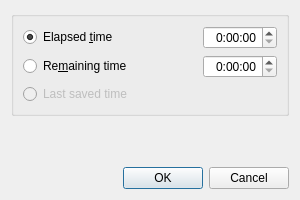
Above: department/settimedialog.ui from SFr682k/fightclub before the change. Below: the same form after it.
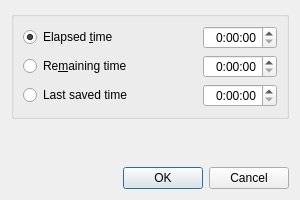
That is the form after the change.

Commit message: Enable saving time

Patch:
```diff
--- a/department/settimedialog.ui
+++ b/department/settimedialog.ui
@@ -40,9 +40,6 @@
       </property>
       <item row="2" column="0">
        <widget class="QRadioButton" name="stimerbox">
-        <property name="enabled">
-         <bool>false</bool>
-        </property>
         <property name="text">
          <string>Last saved time</string>
         </property>
@@ -121,6 +118,23 @@
         </property>
        </spacer>
       </item>
+      <item row="2" column="2">
+       <widget class="QTimeEdit" name="stimeselbox">
+        <property name="alignment">
+         <set>Qt::AlignRight|Qt::AlignTrailing|Qt::AlignVCenter</set>
+        </property>
+        <property name="maximumTime">
+         <time>
+          <hour>9</hour>
+          <minute>59</minute>
+          <second>59</second>
+         </time>
+        </property>
+        <property name="displayFormat">
+         <string>H:mm:ss</string>
+        </property>
+       </widget>
+      </item>
      </layout>
     </widget>
    </item>
```
The commit also changes 5 other files.
